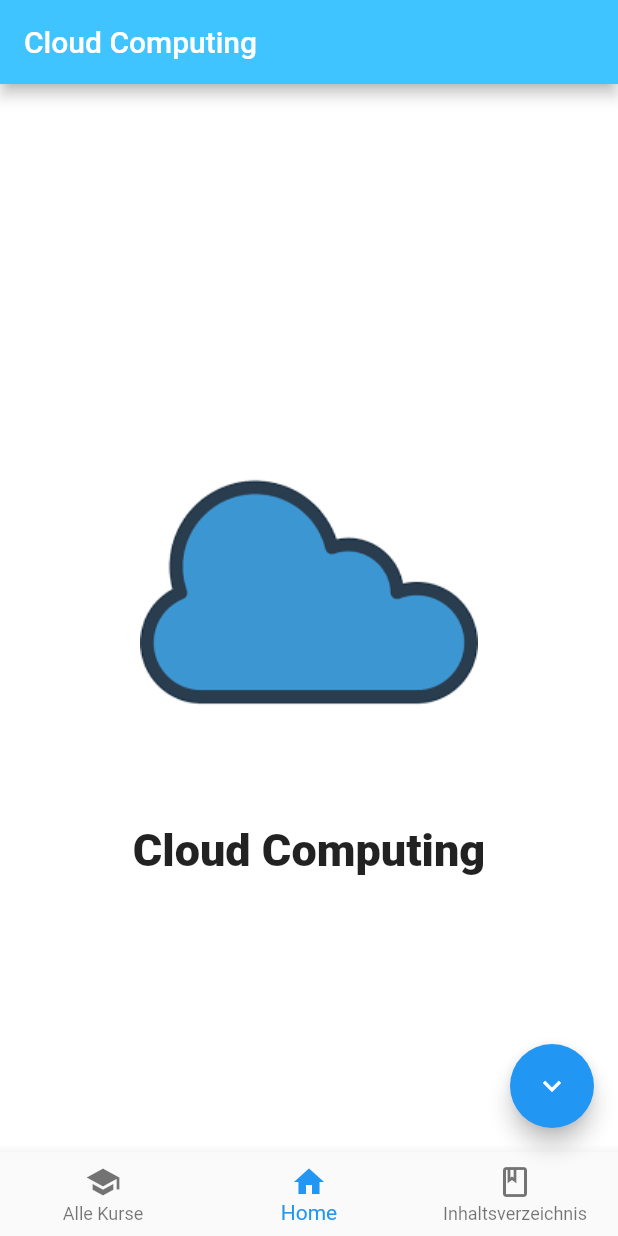
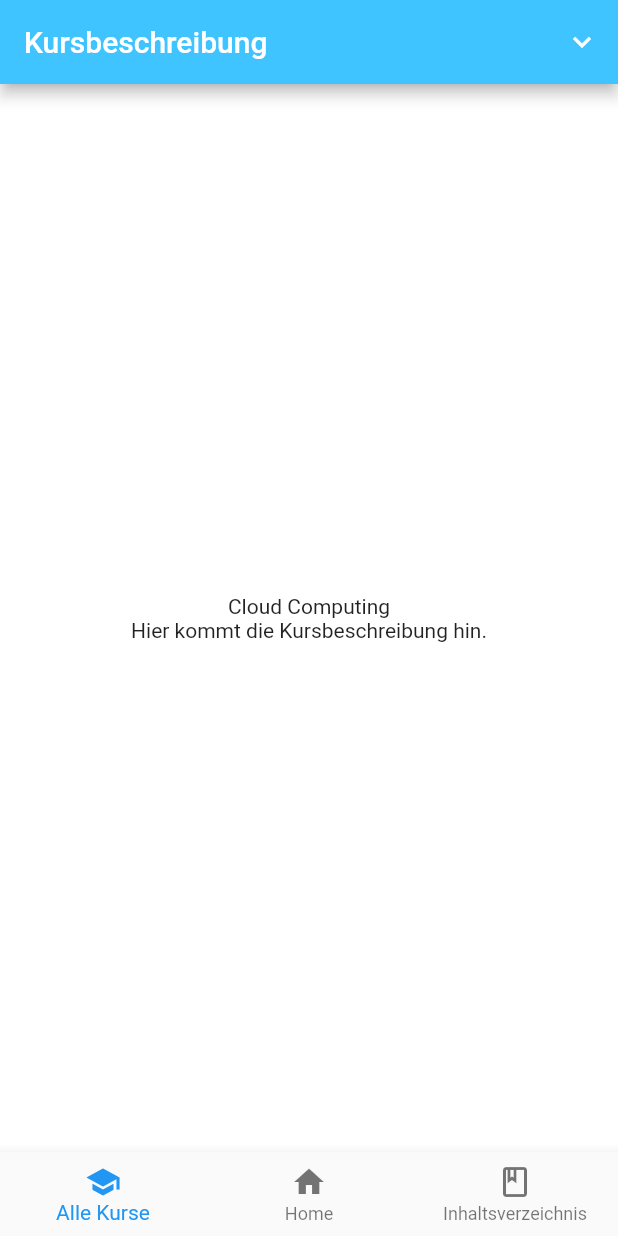
Before and after one commit to shr1mpsy/E-learning-App, a Flutter app: the screen it shows after launch, after a tap on "Cloud Computing", on a phone screen of 412 x 824 dp. Run offline on Flutter 3.47's test engine with Material 2 defaults, Android fonts, the light colour scheme and no system bars.

Commit message:
fixed Infotext nav, fixed Table of Content, made Content scrollable

```diff
--- a/lib/main.dart
+++ b/lib/main.dart
@@ -433,7 +433,9 @@ class MyAppState extends State<MyApp> {
 
   void fromContentTableToContent(ci, ei){
     setState(() {
+      isContent = false;
       isOverview = false;
+      isIntro = false;
       _currentIndex = 1;
       contentIndex = ci;//ci;
       entryIndex = ei;//ei;
@@ -689,7 +691,6 @@ class MyAppState extends State<MyApp> {
                       onTap: () {
                         key = contentEntries[index];
                         contentIndex = contentValues[key];
-                        fromCoursesToContentOverview();
                         setState(() {
                           description = true;
                         });
@@ -819,7 +820,8 @@ class MyAppState extends State<MyApp> {
       }
       else if (!isOverview) {
         if (index < text[contentIndex][entryIndex].length) {
-          return Column(
+          return SingleChildScrollView(
+            child: Column(
                   children: <Widget>[
                     Container(
                         color: Colors.amber[20],
@@ -851,6 +853,7 @@ class MyAppState extends State<MyApp> {
                       ],
                     )
                   ],
+                ),
           );
           //bottomNavigationBar: boNaBa("Lernen"),
         }
```
Lines whose indentation alone changed are shown as unchanged.
